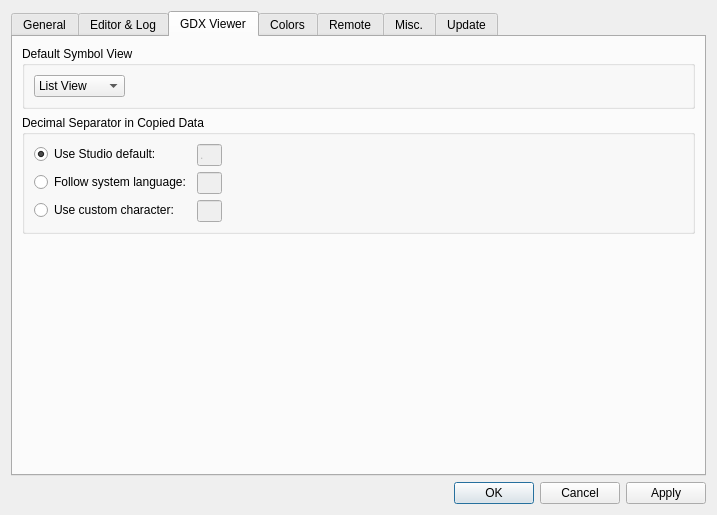
GAMS-dev/studio, file src/settingsdialog.ui: the form before one commit.
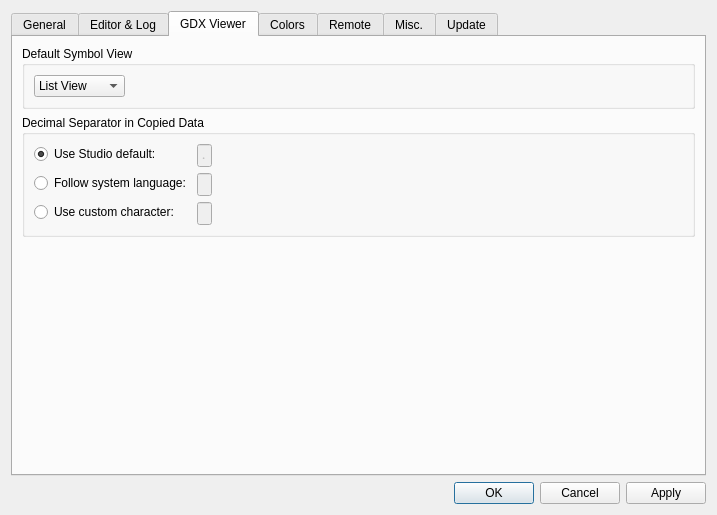
The form after the commit. Icons and pictures are not drawn.

Commit message: Smaller line edits for decimal separators and use Courier font

```diff
--- a/src/settingsdialog.ui
+++ b/src/settingsdialog.ui
@@ -649,10 +649,15 @@
               </property>
               <property name="maximumSize">
                <size>
-                <width>25</width>
+                <width>15</width>
                 <height>16777215</height>
                </size>
               </property>
+              <property name="font">
+               <font>
+                <family>Courier</family>
+               </font>
+              </property>
               <property name="text">
                <string>.</string>
               </property>
@@ -678,10 +683,15 @@
               </property>
               <property name="maximumSize">
                <size>
-                <width>25</width>
+                <width>15</width>
                 <height>16777215</height>
                </size>
               </property>
+              <property name="font">
+               <font>
+                <family>Courier</family>
+               </font>
+              </property>
               <property name="maxLength">
                <number>1</number>
               </property>
@@ -707,10 +717,15 @@
               </property>
               <property name="maximumSize">
                <size>
-                <width>25</width>
+                <width>15</width>
                 <height>16777215</height>
                </size>
               </property>
+              <property name="font">
+               <font>
+                <family>Courier</family>
+               </font>
+              </property>
               <property name="maxLength">
                <number>1</number>
               </property>
```
